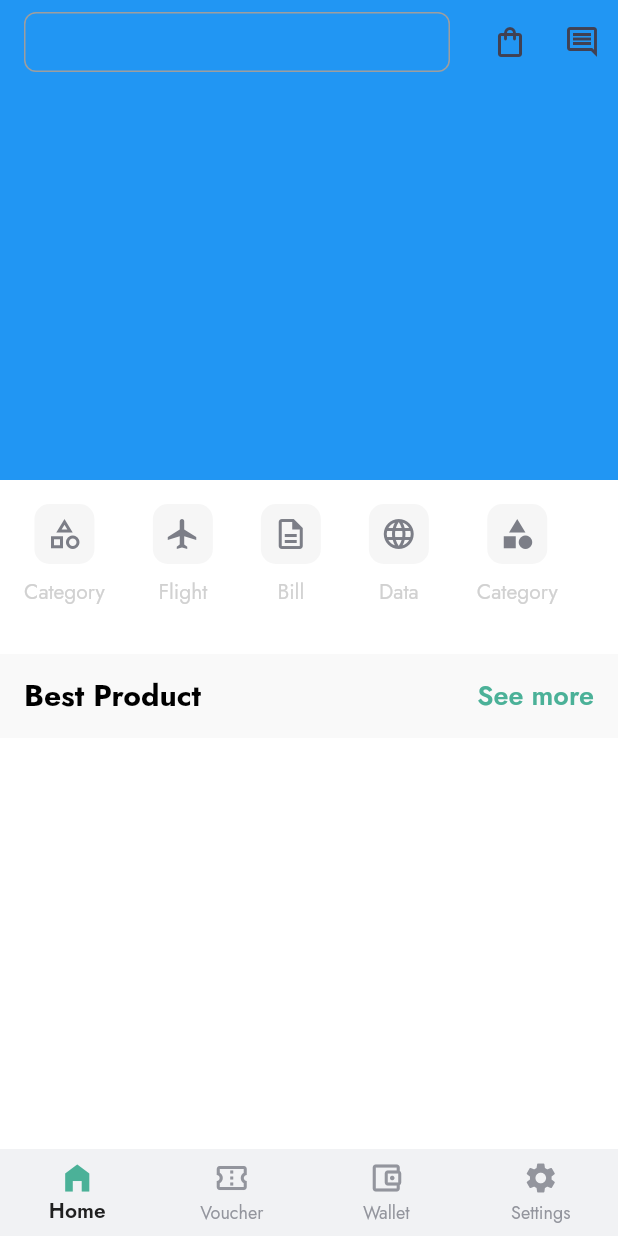
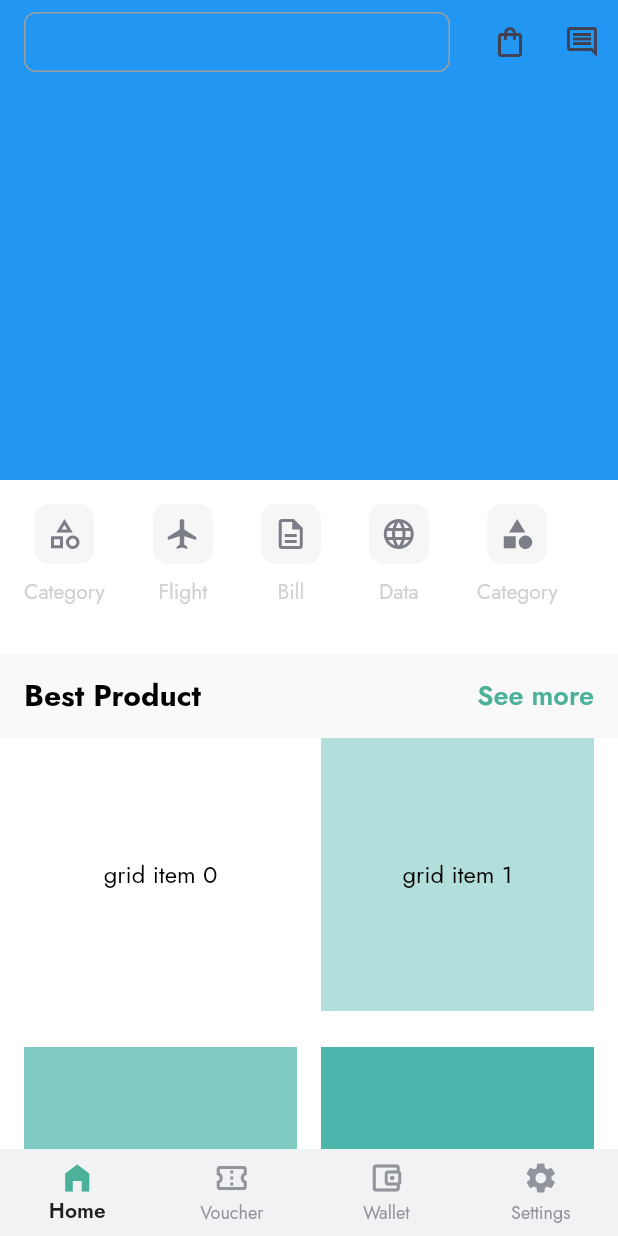
Before and after one commit to unknownaloy/moniepoint_task, a Flutter app: the screen it shows after launch, on a phone screen of 412 x 824 dp. Run offline on Flutter 3.47's test engine with Material 2 defaults, Android fonts, the phone set to English and light mode, and no system bars; our stand-ins replace google_fonts.

Commit message:
Switched the HomeScreen from NestedScrollView to CustomScrollView to implement the scroll flow of the design

```diff
--- a/lib/data/dummy_items.dart
+++ b/lib/data/dummy_items.dart
@@ -2,9 +2,9 @@ import 'dart:math';
 
 import 'package:market_place_app/data/model/item_model.dart';
 
-final List<ItemModel> dummyItems = generateDummyItems(10);
+final List<ItemModel> dummyItems = _generateDummyItems(10);
 
-List<ItemModel> generateDummyItems(int count) {
+List<ItemModel> _generateDummyItems(int count) {
   const List<String> shopNames = ['Shop A', 'Shop B', 'Shop C'];
   const List<String> brandNames = ['ChArmkpR', 'Gucci', 'Prada'];
   const List<String> colors = ['Red', 'Blue', 'Green'];
@@ -31,6 +31,8 @@ List<ItemModel> generateDummyItems(int count) {
       currency: '\$',
       amount: random.nextDouble() * 100,
       soldCount: random.nextInt(1000),
+      assetName: "",
+      isLiked: random.nextBool(),
     );
 
     items.add(item);
--- a/lib/data/model/item_model.dart
+++ b/lib/data/model/item_model.dart
@@ -10,6 +10,8 @@ class ItemModel {
     required this.currency,
     required this.amount,
     required this.soldCount,
+    required this.assetName,
+    required this.isLiked,
   });
 
   final String shopName;
@@ -22,4 +24,6 @@ class ItemModel {
   final String currency;
   final double amount;
   final int soldCount;
+  final String assetName;
+  final bool isLiked;
 }
--- /dev/null
+++ b/lib/presentation/home/components/product_actions.dart
@@ -0,0 +1,78 @@
+import 'package:flutter/material.dart';
+import 'package:market_place_app/presentation/home/components/icon_and_label.dart';
+
+class ProductActions extends StatelessWidget {
+  const ProductActions({super.key});
+
+  @override
+  Widget build(BuildContext context) {
+    return Container(
+      padding: const EdgeInsets.only(
+        left: 16,
+        top: 16,
+        right: 16,
+        bottom: 32,
+      ),
+      alignment: Alignment.center,
+      width: double.infinity,
+      child: SingleChildScrollView(
+        scrollDirection: Axis.horizontal,
+        child: Row(
+          children: const [
+            IconAndLabel(
+              label: "Category",
+              icon: Icon(
+                Icons.category_outlined,
+              ),
+            ),
+            SizedBox(
+              width: 32,
+            ),
+            IconAndLabel(
+              label: "Flight",
+              icon: Icon(
+                Icons.flight_outlined,
+              ),
+            ),
+            SizedBox(
+              width: 32,
+            ),
+            IconAndLabel(
+              label: "Bill",
+              icon: Icon(
+                Icons.description_outlined,
+              ),
+            ),
+            SizedBox(
+              width: 32,
+            ),
+            IconAndLabel(
+              label: "Data",
+              icon: Icon(
+                Icons.language,
+              ),
+            ),
+            SizedBox(
+              width: 32,
+            ),
+            IconAndLabel(
+              label: "Category",
+              icon: Icon(
+                Icons.category,
+              ),
+            ),
+            SizedBox(
+              width: 32,
+            ),
+            IconAndLabel(
+              label: "Top Up",
+              icon: Icon(
+                Icons.toll_outlined,
+              ),
+            ),
+          ],
+        ),
+      ),
+    );
+  }
+}
--- a/lib/presentation/home/home_screen.dart
+++ b/lib/presentation/home/home_screen.dart
@@ -2,6 +2,7 @@ import 'package:flutter/material.dart';
 import 'package:market_place_app/presentation/home/components/carousel_widget.dart';
 import 'package:market_place_app/presentation/home/components/icon_and_label.dart';
 import 'package:market_place_app/presentation/home/components/persistent_header.dart';
+import 'package:market_place_app/presentation/home/components/product_actions.dart';
 
 class HomeScreen extends StatelessWidget {
   const HomeScreen({super.key});
@@ -9,29 +10,20 @@ class HomeScreen extends StatelessWidget {
   @override
   Widget build(BuildContext context) {
     return Scaffold(
-      body: NestedScrollView(
-        headerSliverBuilder: (BuildContext context, bool innerBoxIsScrolled) {
-          return <Widget>[
-            SliverOverlapAbsorber(
-              handle: NestedScrollView.sliverOverlapAbsorberHandleFor(context),
-              sliver: SliverAppBar(
+      body: CustomScrollView(
+        slivers: [
+          SliverAppBar(
             expandedHeight: 320.0,
             floating: false,
             pinned: true,
-                forceElevated: innerBoxIsScrolled,
-                title: Row(
-                  children: [
-                    Expanded(
-                      child: Container(
+            // forceElevated: innerBoxIsScrolled,
+            title: Container(
               height: 40,
               decoration: BoxDecoration(
                 borderRadius: BorderRadius.circular(8),
                 border: Border.all(color: Colors.grey),
                 color: Colors.transparent,
               ),
-                      ),
-                    ),
-                  ],
             ),
             actions: [
               IconButton(
@@ -51,89 +43,13 @@ class HomeScreen extends StatelessWidget {
               background: CarouselWidget(),
             ),
           ),
-            ),
-          ];
-        },
-        body: Builder(
-          builder: (context) {
-            return CustomScrollView(
-              slivers: [
-                SliverOverlapInjector(
-                  handle:
-                      NestedScrollView.sliverOverlapAbsorberHandleFor(context),
-                ),
-                SliverToBoxAdapter(
-                  child: Container(
-                    padding: const EdgeInsets.only(
-                      left: 16,
-                      top: 16,
-                      right: 16,
-                      bottom: 32,
-                    ),
-                    alignment: Alignment.center,
-                    width: double.infinity,
-                    child: SingleChildScrollView(
-                      scrollDirection: Axis.horizontal,
-                      child: Row(
-                        children: const [
-                          IconAndLabel(
-                            label: "Category",
-                            icon: Icon(
-                              Icons.category_outlined,
-                            ),
-                          ),
-                          SizedBox(
-                            width: 32,
-                          ),
-                          IconAndLabel(
-                            label: "Flight",
-                            icon: Icon(
-                              Icons.flight_outlined,
-                            ),
-                          ),
-                          SizedBox(
-                            width: 32,
-                          ),
-                          IconAndLabel(
-                            label: "Bill",
-                            icon: Icon(
-                              Icons.description_outlined,
-                            ),
-                          ),
-                          SizedBox(
-                            width: 32,
-                          ),
-                          IconAndLabel(
-                            label: "Data",
-                            icon: Icon(
-                              Icons.language,
-                            ),
-                          ),
-                          SizedBox(
-                            width: 32,
-                          ),
-                          IconAndLabel(
-                            label: "Category",
-                            icon: Icon(
-                              Icons.category,
-                            ),
-                          ),
-                          SizedBox(
-                            width: 32,
-                          ),
-                          IconAndLabel(
-                            label: "Top Up",
-                            icon: Icon(
-                              Icons.toll_outlined,
-                            ),
-                          ),
-                        ],
-                      ),
-                    ),
-                  ),
+          const SliverToBoxAdapter(
+            child: ProductActions(),
           ),
           SliverPersistentHeader(
+            pinned: true,
             delegate: PersistentHeader(
+
               color: const Color(0xffF9F9F9),
               child: Padding(
                 padding: const EdgeInsets.symmetric(horizontal: 16.0),
@@ -154,10 +70,27 @@ class HomeScreen extends StatelessWidget {
               ),
             ),
           ),
-              ],
+          SliverPadding(
+            padding: const EdgeInsets.symmetric(horizontal: 16),
+            sliver: SliverGrid(
+              gridDelegate: const SliverGridDelegateWithFixedCrossAxisCount(
+                crossAxisCount: 2,
+                mainAxisSpacing: 24,
+                crossAxisSpacing: 16,
+              ),
+              delegate: SliverChildBuilderDelegate(
+                    (BuildContext context, int index) {
+                  return Container(
+                    alignment: Alignment.center,
+                    color: Colors.teal[100 * (index % 9)],
+                    child: Text('grid item $index'),
                   );
                 },
+                childCount: 20,
               ),
+            ),
+          )
+        ],
       ),
     );
   }
```
Lines whose indentation alone changed are shown as unchanged.
